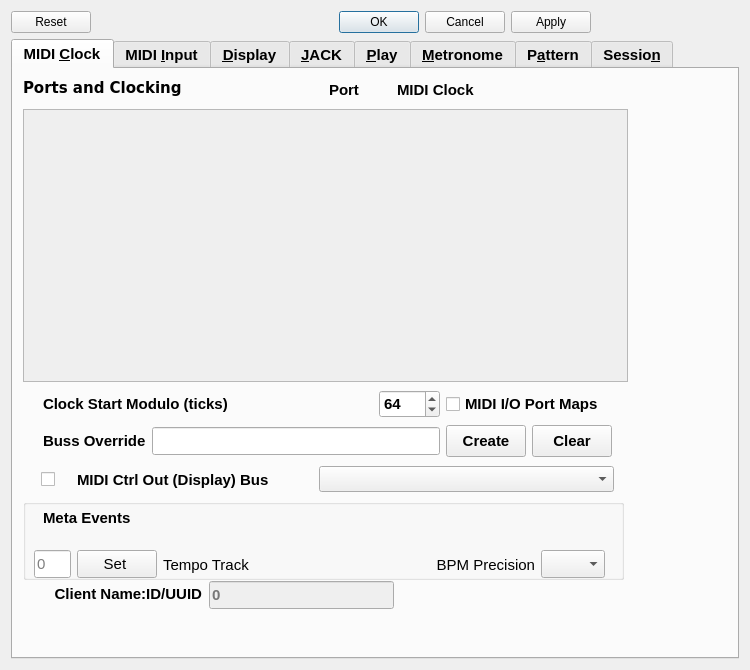
This is seq_qt5/forms/qseditoptions.ui in ahlstromcj/seq66 as Qt 5 draws it before an edit. The edited form follows.
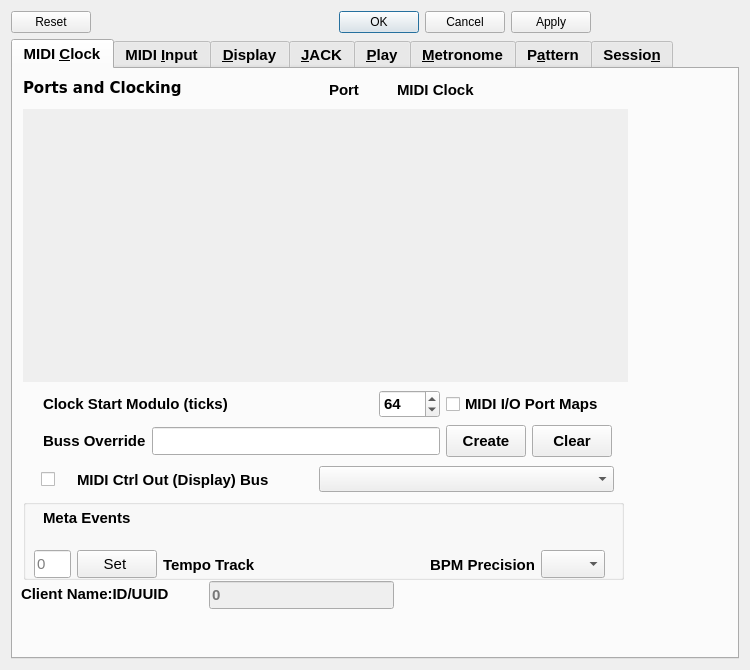
This is the edited form.

```diff
--- a/seq_qt5/forms/qseditoptions.ui
+++ b/seq_qt5/forms/qseditoptions.ui
@@ -38,6 +38,7 @@
      <property name="font">
       <font>
        <pointsize>11</pointsize>
+       <weight>75</weight>
        <bold>true</bold>
       </font>
      </property>
@@ -66,15 +67,13 @@
        <property name="font">
         <font>
          <pointsize>11</pointsize>
+         <weight>50</weight>
          <bold>false</bold>
         </font>
        </property>
        <property name="title">
         <string/>
        </property>
-       <property name="alignment">
-        <set>Qt::AlignmentFlag::AlignLeading|Qt::AlignmentFlag::AlignLeft|Qt::AlignmentFlag::AlignTop</set>
-       </property>
        <property name="flat">
         <bool>true</bool>
        </property>
@@ -97,7 +96,7 @@
          <string>Meta Events</string>
         </property>
        </widget>
-       <widget class="QWidget" name="">
+       <widget class="QWidget" name="layoutWidget">
         <property name="geometry">
          <rect>
           <x>11</x>
@@ -159,6 +158,12 @@
          </item>
          <item>
           <widget class="QLabel" name="textLabelTempoTrack">
+           <property name="font">
+            <font>
+             <weight>75</weight>
+             <bold>true</bold>
+            </font>
+           </property>
            <property name="toolTip">
             <string/>
            </property>
@@ -169,6 +174,12 @@
          </item>
          <item>
           <widget class="QLabel" name="label_clock_precision">
+           <property name="font">
+            <font>
+             <weight>75</weight>
+             <bold>true</bold>
+            </font>
+           </property>
            <property name="text">
             <string>BPM Precision</string>
            </property>
@@ -208,15 +219,13 @@
        <property name="font">
         <font>
          <pointsize>11</pointsize>
+         <weight>75</weight>
          <bold>true</bold>
         </font>
        </property>
        <property name="text">
         <string>Client Name:ID/UUID</string>
        </property>
-       <property name="alignment">
-        <set>Qt::AlignmentFlag::AlignRight|Qt::AlignmentFlag::AlignTrailing|Qt::AlignmentFlag::AlignVCenter</set>
-       </property>
       </widget>
       <widget class="QLineEdit" name="lineEditClientId">
        <property name="enabled">
@@ -276,10 +285,7 @@
         </rect>
        </property>
        <property name="frameShape">
-        <enum>QFrame::Shape::StyledPanel</enum>
-       </property>
-       <property name="frameShadow">
-        <enum>QFrame::Shadow::Sunken</enum>
+        <enum>QFrame::NoFrame</enum>
        </property>
        <property name="lineWidth">
         <number>2</number>
@@ -288,7 +294,7 @@
         <number>1</number>
        </property>
        <property name="horizontalScrollBarPolicy">
-        <enum>Qt::ScrollBarPolicy::ScrollBarAlwaysOff</enum>
+        <enum>Qt::ScrollBarAsNeeded</enum>
        </property>
        <property name="widgetResizable">
         <bool>true</bool>
@@ -298,8 +304,8 @@
          <rect>
           <x>0</x>
           <y>0</y>
-          <width>603</width>
-          <height>271</height>
+          <width>605</width>
+          <height>273</height>
          </rect>
         </property>
        </widget>
```
Left out of the diff: 142 changed lines with no effect on the pictures.
